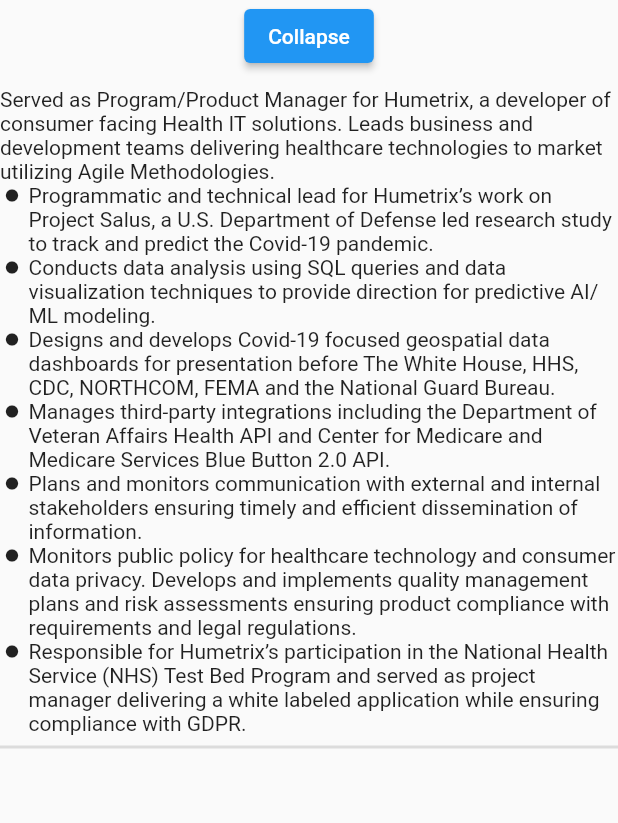
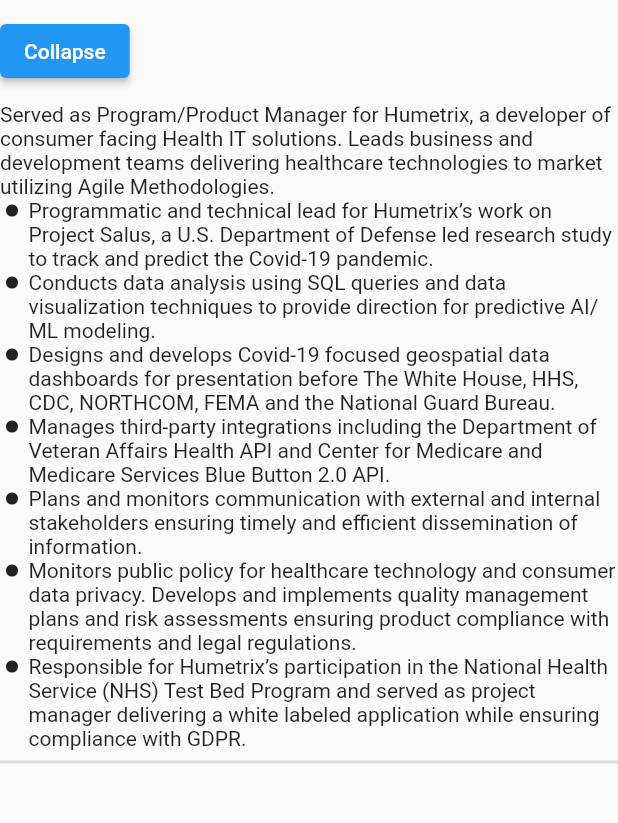
Before and after one commit to TravisBalou/tyats_web, a Flutter app: the ResumeItem widget shown alone on an empty page, opened directly, after a tap on "Details", on a phone screen of 412 x 824 dp, the part 150-973 px from its top. Run offline on Flutter 3.47's test engine with Material 2 defaults, Android fonts, the phone set to English and light mode, and no system bars; our stand-ins replace firebase_analytics, firebase_core, font_awesome_flutter; missing offline and left inert: dart:html; accounts and stored records are empty.

Commit message:
left align on Resume details button

```diff
--- a/lib/ui/phone_body/resume/resume_item.dart
+++ b/lib/ui/phone_body/resume/resume_item.dart
@@ -131,9 +131,11 @@
           ],
         ),
         SizedBox(
-          height: 0,
+          height: 10,
         ),
-        ElevatedButton(
+        Align(
+          alignment: Alignment.centerLeft,
+          child: ElevatedButton(
             onPressed: () {
               setState(() {
                 _showExpanded = !_showExpanded;
@@ -141,6 +143,7 @@
             },
             child: Text(
               _showExpanded ? 'Collapse' : 'Details',
+            ),
           ),
         ),
         SizedBox(
```
Lines whose indentation alone changed are shown as unchanged.
